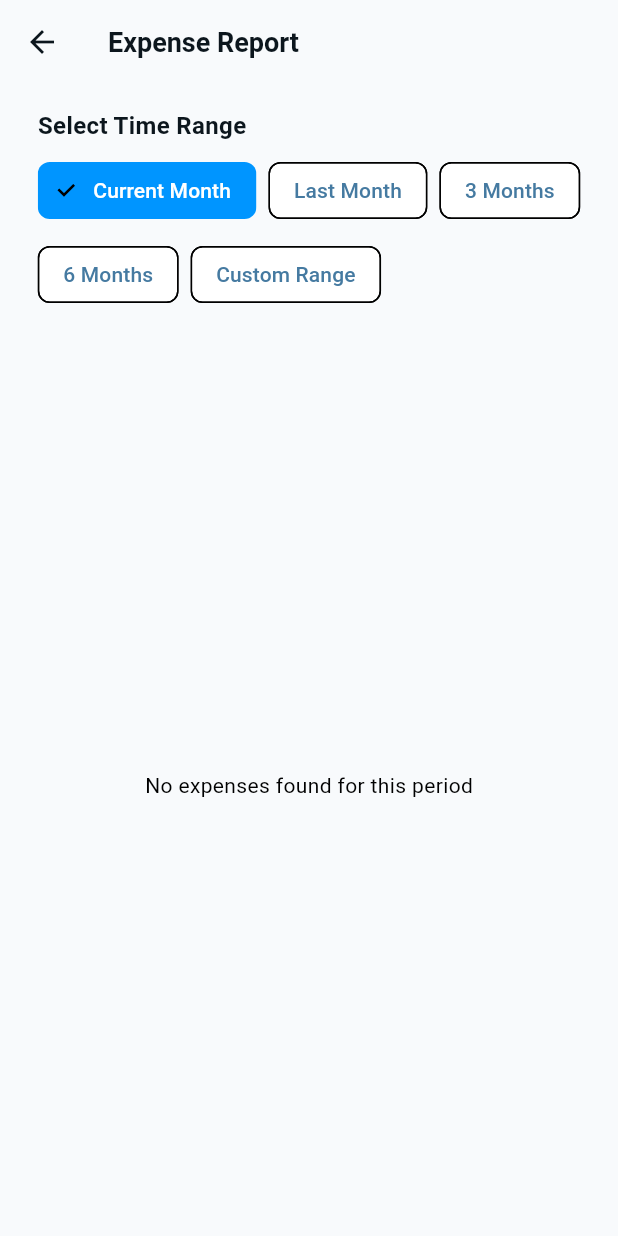
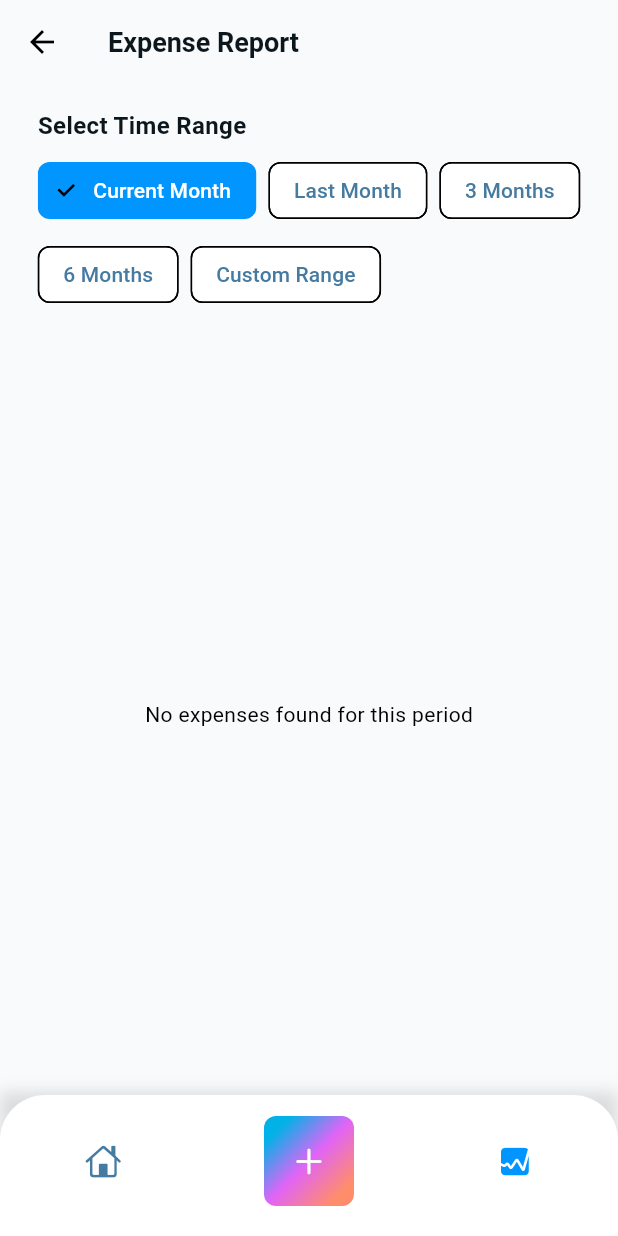
Before and after one commit to ductienthan/personal-expense, a Flutter app: the screen it shows once a user with an empty profile is signed in, item 3 of the bottom bar chosen, on a phone screen of 412 x 824 dp. Run offline on Flutter 3.47's test engine with Material 3 defaults, Android fonts, the phone set to English and light mode, and no system bars; our stand-ins replace cloud_firestore, firebase_auth, firebase_core, fl_chart; accounts and stored records are empty; network calls fail.

Commit message:
add bottom nav bar to report page

```diff
--- a/lib/pages/report_page.dart
+++ b/lib/pages/report_page.dart
@@ -1,5 +1,7 @@
 import 'package:flutter/material.dart';
+import 'package:flutter/cupertino.dart';
 import 'package:fl_chart/fl_chart.dart';
+import 'dart:math' show pi;
 import '../services/firebase_service.dart';
 import '../models/expense.dart';
 import '../constants/expense_category.dart';
@@ -27,6 +29,7 @@ class _ReportPageState extends State<ReportPage> {
   Map<ExpenseCategory, double> _categoryTotals = {};
   double _totalExpenses = 0;
   bool _isLoading = true;
+  int _selectedIndex = 2;
 
   @override
   void initState() {
@@ -175,10 +178,6 @@ class _ReportPageState extends State<ReportPage> {
             fontWeight: FontWeight.bold,
           ),
         ),
-        leading: IconButton(
-          icon: const Icon(Icons.arrow_back, color: Color(0xFF0C161D)),
-          onPressed: () => Navigator.pop(context),
-        ),
       ),
       body: Column(
         children: [
@@ -300,6 +299,107 @@ class _ReportPageState extends State<ReportPage> {
           ),
         ],
       ),
+      bottomNavigationBar: Container(
+        decoration: const BoxDecoration(
+          boxShadow: [
+            BoxShadow(
+              color: Colors.black12,
+              blurRadius: 8,
+              offset: Offset(0, -2),
+            ),
+          ],
+        ),
+        child: ClipRRect(
+          borderRadius: const BorderRadius.vertical(top: Radius.circular(30)),
+          child: BottomNavigationBar(
+            currentIndex: _selectedIndex,
+            onTap: (index) async {
+              if (index == _selectedIndex) return;
+
+              switch (index) {
+                case 0: // Home
+                  Navigator.pushReplacement(
+                    context,
+                    MaterialPageRoute(
+                      builder: (context) => HomePage(
+                        isAuthenticated: true,
+                        userId: widget.userId,
+                      ),
+                    ),
+                  );
+                  break;
+                case 1: // Add
+                  final result = await Navigator.push(
+                    context,
+                    MaterialPageRoute(
+                      builder: (context) => AddExpensePage(
+                        userId: widget.userId,
+                      ),
+                    ),
+                  );
+                  if (result != null) {
+                    _loadExpenses();
+                  }
+                  break;
+                case 2: // Already on Reports
+                  break;
+              }
+            },
+            backgroundColor: Colors.white,
+            selectedItemColor: const Color(0xFF0095FF),
+            unselectedItemColor: const Color(0xFF457AA1),
+            showSelectedLabels: false,
+            showUnselectedLabels: false,
+            elevation: 0,
+            items: [
+              const BottomNavigationBarItem(
+                icon: Icon(CupertinoIcons.house),
+                activeIcon: Icon(CupertinoIcons.house_fill),
+                label: 'Home',
+              ),
+              BottomNavigationBarItem(
+                icon: Container(
+                  width: 60,
+                  height: 60,
+                  padding: const EdgeInsets.all(8),
+                  decoration: BoxDecoration(
+                    gradient: LinearGradient(
+                      colors: [
+                        Theme.of(context).colorScheme.primary,
+                        Theme.of(context).colorScheme.secondary,
+                        Theme.of(context).colorScheme.tertiary,
+                      ],
+                      transform: const GradientRotation(pi / 4),
+                    ),
+                    borderRadius: BorderRadius.circular(8),
+                  ),
+                  child: const Icon(
+                    CupertinoIcons.plus,
+                    color: Colors.white,
+                  ),
+                ),
+                activeIcon: Container(
+                  padding: const EdgeInsets.all(8),
+                  decoration: BoxDecoration(
+                    color: const Color(0xFF0095FF),
+                    borderRadius: BorderRadius.circular(8),
+                  ),
+                  child: const Icon(
+                    CupertinoIcons.plus,
+                    color: Colors.white,
+                  ),
+                ),
+                label: 'Add',
+              ),
+              const BottomNavigationBarItem(
+                icon: Icon(CupertinoIcons.graph_square),
+                activeIcon: Icon(CupertinoIcons.graph_square_fill),
+                label: 'Reports',
+              ),
+            ],
+          ),
+        ),
+      ),
     );
   }
 }
```
